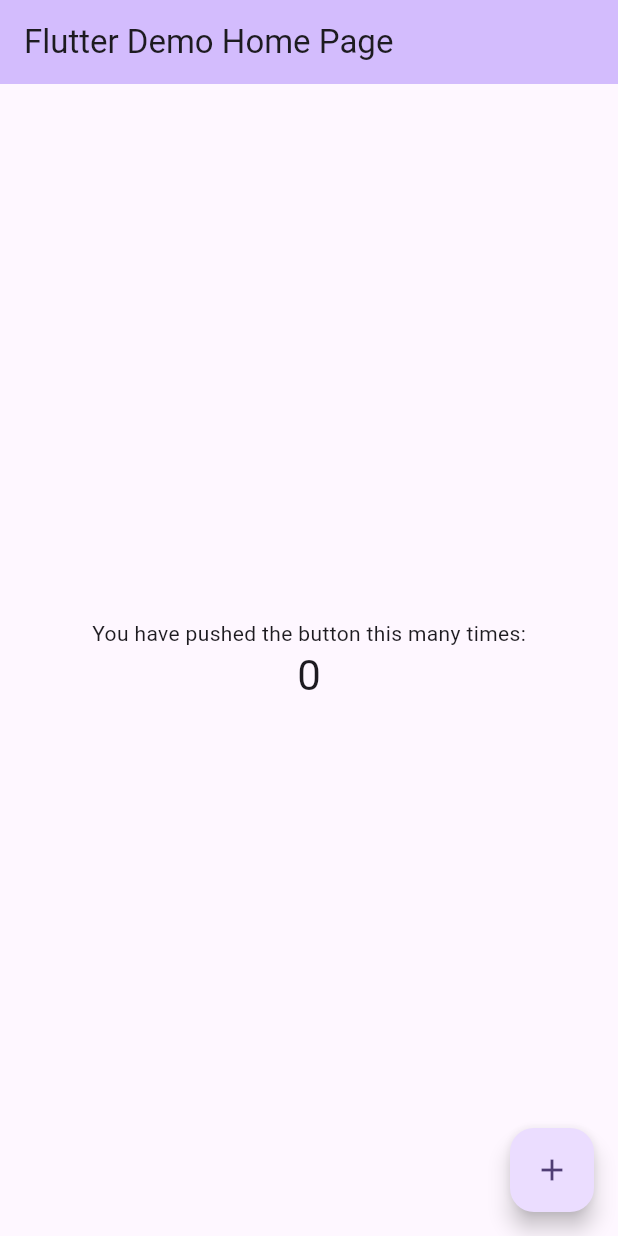
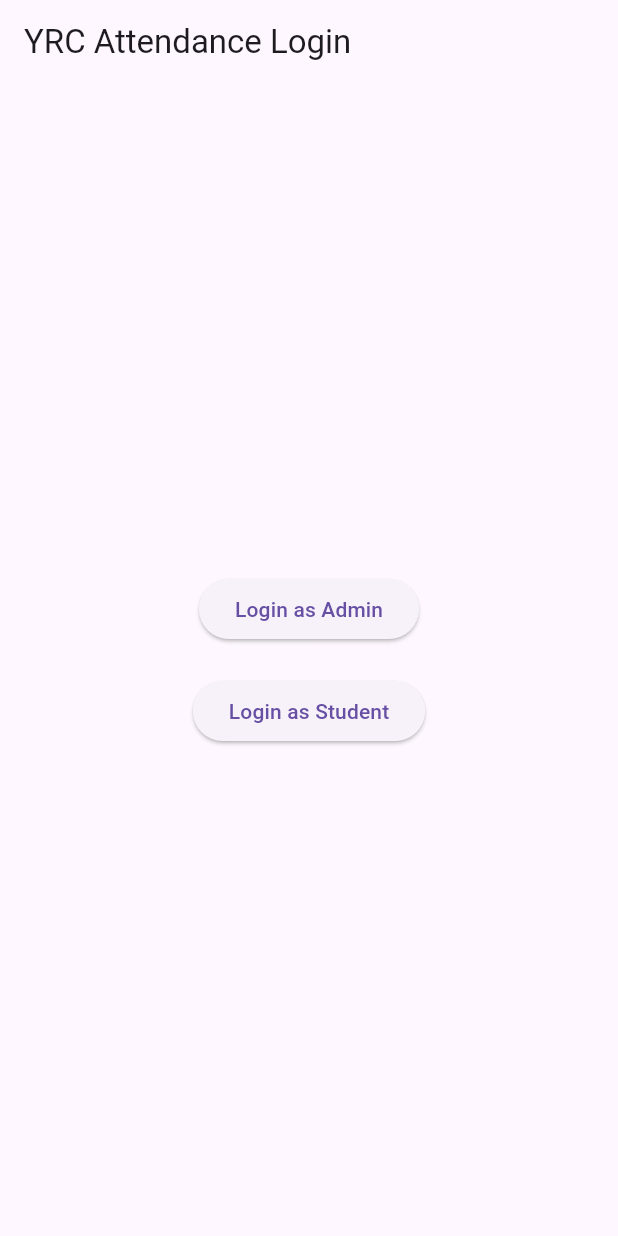
Before and after one commit to Tarakesh-sampath/YRC-Attendence, a Flutter app: the screen it shows after launch, on a phone screen of 412 x 824 dp. Run offline on Flutter 3.47's test engine with Material 3 defaults, Android fonts, the phone set to English and light mode, and no system bars.

Commit message:
made changes to the main

```diff
--- a/yrc_attendance/lib/main.dart
+++ b/yrc_attendance/lib/main.dart
@@ -1,125 +1,116 @@
 import 'package:flutter/material.dart';
 
 void main() {
-  runApp(const MyApp());
+  runApp(YRCAttendanceApp());
 }
 
-class MyApp extends StatelessWidget {
-  const MyApp({super.key});
-
-  // This widget is the root of your application.
+class YRCAttendanceApp extends StatelessWidget {
   @override
   Widget build(BuildContext context) {
     return MaterialApp(
-      title: 'Flutter Demo',
+      title: 'YRC Attendance',
       theme: ThemeData(
-        // This is the theme of your application.
-        //
-        // TRY THIS: Try running your application with "flutter run". You'll see
-        // the application has a purple toolbar. Then, without quitting the app,
-        // try changing the seedColor in the colorScheme below to Colors.green
-        // and then invoke "hot reload" (save your changes or press the "hot
-        // reload" button in a Flutter-supported IDE, or press "r" if you used
-        // the command line to start the app).
-        //
-        // Notice that the counter didn't reset back to zero; the application
-        // state is not lost during the reload. To reset the state, use hot
-        // restart instead.
-        //
-        // This works for code too, not just values: Most code changes can be
-        // tested with just a hot reload.
-        colorScheme: ColorScheme.fromSeed(seedColor: Colors.deepPurple),
-        useMaterial3: true,
+        primarySwatch: Colors.red,
+        visualDensity: VisualDensity.adaptivePlatformDensity,
       ),
-      home: const MyHomePage(title: 'Flutter Demo Home Page'),
+      home: LoginScreen(),
     );
   }
 }
 
-class MyHomePage extends StatefulWidget {
-  const MyHomePage({super.key, required this.title});
-
-  // This widget is the home page of your application. It is stateful, meaning
-  // that it has a State object (defined below) that contains fields that affect
-  // how it looks.
-
-  // This class is the configuration for the state. It holds the values (in this
-  // case the title) provided by the parent (in this case the App widget) and
-  // used by the build method of the State. Fields in a Widget subclass are
-  // always marked "final".
-
-  final String title;
-
-  @override
-  State<MyHomePage> createState() => _MyHomePageState();
-}
-
-class _MyHomePageState extends State<MyHomePage> {
-  int _counter = 0;
-
-  void _incrementCounter() {
-    setState(() {
-      // This call to setState tells the Flutter framework that something has
-      // changed in this State, which causes it to rerun the build method below
-      // so that the display can reflect the updated values. If we changed
-      // _counter without calling setState(), then the build method would not be
-      // called again, and so nothing would appear to happen.
-      _counter++;
-    });
-  }
-
+class LoginScreen extends StatelessWidget {
   @override
   Widget build(BuildContext context) {
-    // This method is rerun every time setState is called, for instance as done
-    // by the _incrementCounter method above.
-    //
-    // The Flutter framework has been optimized to make rerunning build methods
-    // fast, so that you can just rebuild anything that needs updating rather
-    // than having to individually change instances of widgets.
     return Scaffold(
-      appBar: AppBar(
-        // TRY THIS: Try changing the color here to a specific color (to
-        // Colors.amber, perhaps?) and trigger a hot reload to see the AppBar
-        // change color while the other colors stay the same.
-        backgroundColor: Theme.of(context).colorScheme.inversePrimary,
-        // Here we take the value from the MyHomePage object that was created by
-        // the App.build method, and use it to set our appbar title.
-        title: Text(widget.title),
-      ),
+      appBar: AppBar(title: Text('YRC Attendance Login')),
       body: Center(
-        // Center is a layout widget. It takes a single child and positions it
-        // in the middle of the parent.
         child: Column(
-          // Column is also a layout widget. It takes a list of children and
-          // arranges them vertically. By default, it sizes itself to fit its
-          // children horizontally, and tries to be as tall as its parent.
-          //
-          // Column has various properties to control how it sizes itself and
-          // how it positions its children. Here we use mainAxisAlignment to
-          // center the children vertically; the main axis here is the vertical
-          // axis because Columns are vertical (the cross axis would be
-          // horizontal).
-          //
-          // TRY THIS: Invoke "debug painting" (choose the "Toggle Debug Paint"
-          // action in the IDE, or press "p" in the console), to see the
-          // wireframe for each widget.
           mainAxisAlignment: MainAxisAlignment.center,
           children: <Widget>[
-            const Text(
-              'You have pushed the button this many times:',
+            ElevatedButton(
+              child: Text('Login as Admin'),
+              onPressed: () {
+                Navigator.push(
+                  context,
+                  MaterialPageRoute(builder: (context) => AdminHomeScreen()),
+                );
+              },
             ),
-            Text(
-              '$_counter',
-              style: Theme.of(context).textTheme.headlineMedium,
+            SizedBox(height: 20),
+            ElevatedButton(
+              child: Text('Login as Student'),
+              onPressed: () {
+                Navigator.push(
+                  context,
+                  MaterialPageRoute(builder: (context) => StudentHomeScreen()),
+                );
+              },
             ),
           ],
         ),
       ),
-      floatingActionButton: FloatingActionButton(
-        onPressed: _incrementCounter,
-        tooltip: 'Increment',
-        child: const Icon(Icons.add),
-      ), // This trailing comma makes auto-formatting nicer for build methods.
     );
   }
 }
+
+class AdminHomeScreen extends StatelessWidget {
+  @override
+  Widget build(BuildContext context) {
+    return Scaffold(
+      appBar: AppBar(title: Text('Admin Home')),
+      body: Center(
+        child: Column(
+          mainAxisAlignment: MainAxisAlignment.center,
+          children: <Widget>[
+            Text('Welcome, Admin!'),
+            SizedBox(height: 20),
+            ElevatedButton(
+              child: Text('Create Event'),
+              onPressed: () {
+                // TODO: Implement event creation
+              },
+            ),
+            SizedBox(height: 20),
+            ElevatedButton(
+              child: Text('Mark Attendance'),
+              onPressed: () {
+                // TODO: Implement attendance marking
+              },
+            ),
+          ],
+        ),
+      ),
+    );
+  }
+}
+
+class StudentHomeScreen extends StatelessWidget {
+  @override
+  Widget build(BuildContext context) {
+    return Scaffold(
+      appBar: AppBar(title: Text('Student Home')),
+      body: Center(
+        child: Column(
+          mainAxisAlignment: MainAxisAlignment.center,
+          children: <Widget>[
+            Text('Welcome, Student!'),
+            SizedBox(height: 20),
+            ElevatedButton(
+              child: Text('Scan QR Code'),
+              onPressed: () {
+                // TODO: Implement QR code scanning
+              },
+            ),
+            SizedBox(height: 20),
+            ElevatedButton(
+              child: Text('View Attendance'),
+              onPressed: () {
+                // TODO: Implement attendance viewing
+              },
+            ),
+          ],
+        ),
+      ),
+    );
+  }
+}
```
